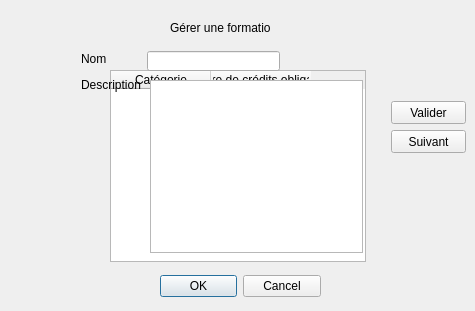
Timost/LO21, file gererformation.ui: the form before one commit.
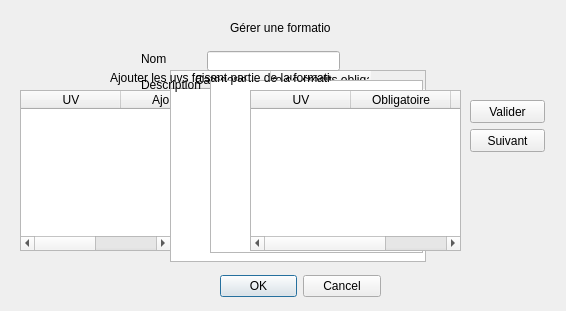
The form after the commit.

```diff
--- a/gererformation.ui
+++ b/gererformation.ui
@@ -6,7 +6,7 @@
    <rect>
     <x>0</x>
     <y>0</y>
-    <width>475</width>
+    <width>566</width>
     <height>311</height>
    </rect>
   </property>
@@ -16,7 +16,7 @@
   <widget class="QDialogButtonBox" name="buttonBox">
    <property name="geometry">
     <rect>
-     <x>160</x>
+     <x>220</x>
      <y>270</y>
      <width>161</width>
      <height>32</height>
@@ -32,7 +32,7 @@
   <widget class="QLabel" name="Titre">
    <property name="geometry">
     <rect>
-     <x>170</x>
+     <x>230</x>
      <y>20</y>
      <width>101</width>
      <height>16</height>
@@ -45,10 +45,10 @@
   <widget class="QTableWidget" name="TableUV">
    <property name="geometry">
     <rect>
-     <x>110</x>
+     <x>20</x>
      <y>90</y>
-     <width>221</width>
-     <height>101</height>
+     <width>151</width>
+     <height>161</height>
     </rect>
    </property>
    <column>
@@ -58,14 +58,14 @@
    </column>
    <column>
     <property name="text">
-     <string>Obligatoire</string>
+     <string>Ajouter</string>
     </property>
    </column>
   </widget>
   <widget class="QTableWidget" name="tableWidgetCategorie">
    <property name="geometry">
     <rect>
-     <x>110</x>
+     <x>170</x>
      <y>70</y>
      <width>256</width>
      <height>192</height>
@@ -85,7 +85,7 @@
   <widget class="QTextEdit" name="textEditFormation">
    <property name="geometry">
     <rect>
-     <x>150</x>
+     <x>210</x>
      <y>80</y>
      <width>213</width>
      <height>173</height>
@@ -95,7 +95,7 @@
   <widget class="QLabel" name="label">
    <property name="geometry">
     <rect>
-     <x>81</x>
+     <x>141</x>
      <y>77</y>
      <width>60</width>
      <height>16</height>
@@ -108,7 +108,7 @@
   <widget class="QLabel" name="LabelNomFormation">
    <property name="geometry">
     <rect>
-     <x>81</x>
+     <x>141</x>
      <y>51</y>
      <width>28</width>
      <height>16</height>
@@ -121,7 +121,7 @@
   <widget class="QLineEdit" name="NomFormation">
    <property name="geometry">
     <rect>
-     <x>147</x>
+     <x>207</x>
      <y>51</y>
      <width>133</width>
      <height>20</height>
@@ -131,8 +131,8 @@
   <widget class="QPushButton" name="Suivant">
    <property name="geometry">
     <rect>
-     <x>391</x>
-     <y>130</y>
+     <x>470</x>
+     <y>129</y>
      <width>75</width>
      <height>23</height>
     </rect>
@@ -144,8 +144,8 @@
   <widget class="QPushButton" name="Valider">
    <property name="geometry">
     <rect>
-     <x>391</x>
-     <y>101</y>
+     <x>470</x>
+     <y>100</y>
      <width>75</width>
      <height>23</height>
     </rect>
@@ -154,6 +154,44 @@
     <string>Valider</string>
    </property>
   </widget>
+  <widget class="QLabel" name="LabelUvformation">
+   <property name="geometry">
+    <rect>
+     <x>110</x>
+     <y>70</y>
+     <width>221</width>
+     <height>16</height>
+    </rect>
+   </property>
+   <property name="text">
+    <string>Ajouter les uvs faisant partie de la formation :</string>
+   </property>
+  </widget>
+  <widget class="QTableWidget" name="TableUVSupprimer">
+   <property name="geometry">
+    <rect>
+     <x>250</x>
+     <y>90</y>
+     <width>211</width>
+     <height>161</height>
+    </rect>
+   </property>
+   <column>
+    <property name="text">
+     <string>UV</string>
+    </property>
+   </column>
+   <column>
+    <property name="text">
+     <string>Obligatoire</string>
+    </property>
+   </column>
+   <column>
+    <property name="text">
+     <string>Supprimer</string>
+    </property>
+   </column>
+  </widget>
  </widget>
  <resources/>
  <connections>
```
Left out of the diff: 4 changed lines with no effect on the pictures.
